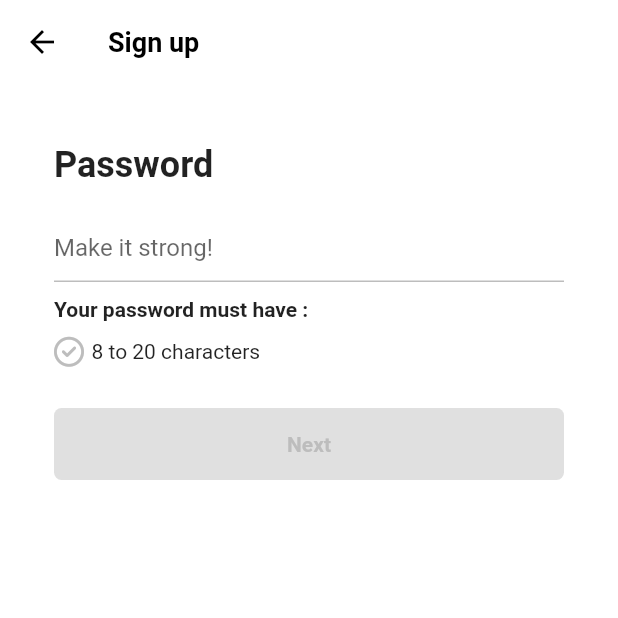
After one commit to wxxd-fxrest/TikTokClone, a Flutter app: the PasswordScreen screen opened directly, on a phone screen of 412 x 824 dp, the top half of it. The commit adds this screen. Run offline on Flutter 3.47's test engine with Material 2 defaults, Android fonts, the phone set to English and light mode, and no system bars; our stand-ins replace font_awesome_flutter.

Commit message:
~ #4.10, AUTHENTICATION complete

```diff
--- /dev/null
+++ b/lib/features/authentication/password_screean.dart
@@ -0,0 +1,169 @@
+import 'package:flutter/material.dart';
+import 'package:font_awesome_flutter/font_awesome_flutter.dart';
+import 'package:tiktok_clone/constants/gaps.dart';
+import 'package:tiktok_clone/constants/sizes.dart';
+import 'package:tiktok_clone/features/authentication/birthday_screen.dart';
+import 'package:tiktok_clone/features/authentication/widgets/form_button.dart';
+
+class PasswordScreen extends StatefulWidget {
+  const PasswordScreen({super.key});
+
+  @override
+  State<PasswordScreen> createState() => _PasswordScreenState();
+}
+
+class _PasswordScreenState extends State<PasswordScreen> {
+  final TextEditingController _passwordController = TextEditingController();
+
+  String _password = "";
+
+  bool _obscureText = true;
+
+  @override
+  void initState() {
+    super.initState();
+    _passwordController.addListener(() {
+      setState(() {
+        _password = _passwordController.text;
+      });
+    });
+  }
+
+  @override
+  void dispose() {
+    _passwordController.dispose();
+    super.dispose();
+  }
+
+  bool _isPasswordValid() {
+    return _password.isNotEmpty && _password.length > 8;
+  }
+
+  void _onScaffoldTap() {
+    FocusScope.of(context).unfocus();
+  }
+
+  void _onSubmit() {
+    if (!_isPasswordValid()) return;
+    Navigator.push(
+      context,
+      MaterialPageRoute(
+        builder: (context) => const BirthdayScreen(),
+      ),
+    );
+  }
+
+  void _onClearTap() {
+    _passwordController.clear();
+  }
+
+  void _toggleObscureText() {
+    _obscureText = !_obscureText;
+    setState(() {});
+  }
+
+  @override
+  Widget build(BuildContext context) {
+    return GestureDetector(
+      onTap: _onScaffoldTap,
+      child: Scaffold(
+        appBar: AppBar(
+          title: const Text(
+            "Sign up",
+          ),
+        ),
+        body: Padding(
+          padding: const EdgeInsets.symmetric(
+            horizontal: Sizes.size36,
+          ),
+          child: Column(
+            crossAxisAlignment: CrossAxisAlignment.start,
+            children: [
+              Gaps.v40,
+              const Text(
+                "Password",
+                style: TextStyle(
+                  fontSize: Sizes.size24,
+                  fontWeight: FontWeight.w700,
+                ),
+              ),
+              Gaps.v16,
+              TextField(
+                controller: _passwordController,
+                onEditingComplete: _onSubmit,
+                obscureText: _obscureText,
+                autocorrect: false,
+                decoration: InputDecoration(
+                  suffix: Row(
+                    mainAxisSize: MainAxisSize.min,
+                    children: [
+                      GestureDetector(
+                        onTap: _onClearTap,
+                        child: FaIcon(
+                          FontAwesomeIcons.solidCircleXmark,
+                          color: Colors.grey.shade500,
+                          size: Sizes.size20,
+                        ),
+                      ),
+                      Gaps.h16,
+                      GestureDetector(
+                        onTap: _toggleObscureText,
+                        child: FaIcon(
+                          _obscureText == true
+                              ? FontAwesomeIcons.eye
+                              : FontAwesomeIcons.eyeSlash,
+                          color: Colors.grey.shade500,
+                          size: Sizes.size20,
+                        ),
+                      ),
+                    ],
+                  ),
+                  hintText: "Make it strong!",
+                  enabledBorder: UnderlineInputBorder(
+                    borderSide: BorderSide(
+                      color: Colors.grey.shade400,
+                    ),
+                  ),
+                  focusedBorder: UnderlineInputBorder(
+                    borderSide: BorderSide(
+                      color: Colors.grey.shade400,
+                    ),
+                  ),
+                ),
+                cursorColor: Theme.of(context).primaryColor,
+              ),
+              Gaps.v10,
+              const Text(
+                "Your password must have :",
+                style: TextStyle(
+                  fontWeight: FontWeight.bold,
+                ),
+              ),
+              Gaps.v10,
+              Row(
+                children: [
+                  FaIcon(
+                    FontAwesomeIcons.circleCheck,
+                    size: Sizes.size20,
+                    color: _isPasswordValid()
+                        ? Colors.green
+                        : Colors.grey.shade400,
+                  ),
+                  Gaps.h5,
+                  const Text("8 to 20 characters")
+                ],
+              ),
+              Gaps.v28,
+              GestureDetector(
+                onTap: _onSubmit,
+                child: FormButton(
+                  disabled: !_isPasswordValid(),
+                ),
+              ),
+            ],
+          ),
+        ),
+      ),
+    );
+  }
+}
--- a/lib/features/authentication/widgets/form_button.dart
+++ b/lib/features/authentication/widgets/form_button.dart
@@ -2,12 +2,11 @@ import 'package:flutter/material.dart';
 import 'package:tiktok_clone/constants/sizes.dart';
 
 class FormButton extends StatelessWidget {
-  const FormButton({
-    super.key,
-    required this.disabled,
-  });
+  const FormButton(
+      {super.key, required this.disabled, this.textCustomer = "Next"});
 
   final bool disabled;
+  final String textCustomer;
 
   @override
   Widget build(BuildContext context) {
@@ -29,8 +28,8 @@ class FormButton extends StatelessWidget {
             color: disabled ? Colors.grey.shade400 : Colors.white,
             fontWeight: FontWeight.w600,
           ),
-          child: const Text(
-            "Next",
+          child: Text(
+            textCustomer,
             textAlign: TextAlign.center,
           ),
         ),
```
Also changed, not shown: lib/features/authentication/birthday_screen.dart (added, +116 -0 lines), lib/features/authentication/email_screen.dart (+46 -8 lines), lib/features/authentication/login_form_screen.dart (added, +100 -0 lines), lib/features/authentication/login_screen.dart (+20 -6 lines), lib/features/onboarding/interests_screen.dart (added, +12 -0 lines).
